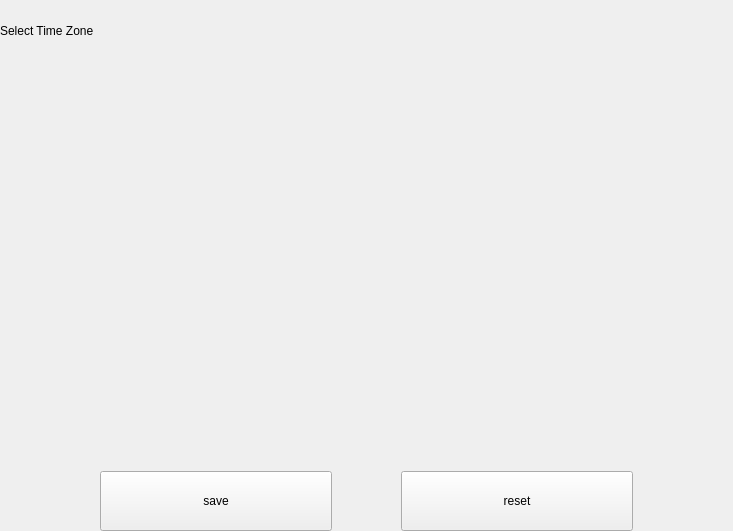
This is plugins/timedate/src/pages/timezone-settings/time-zone-settings.ui in openeuler-mirror/kiran-control-panel as Qt 5 draws it before an edit. The edited form follows.
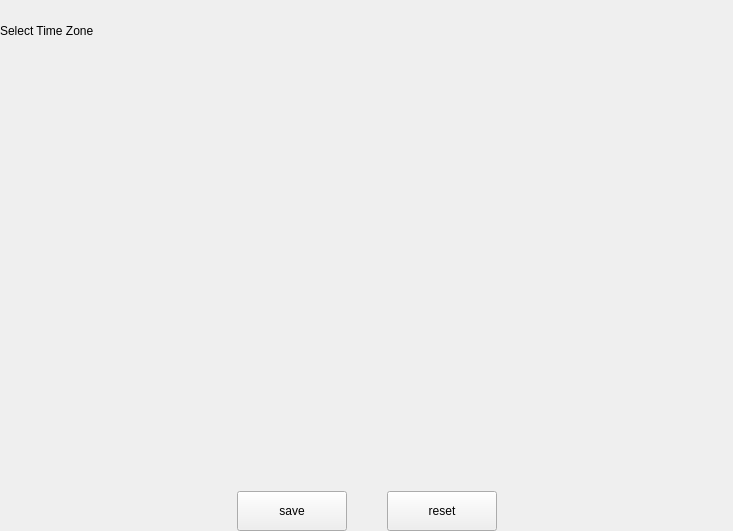
This is the edited form. Custom widgets are drawn as their Qt base class.

Patch:
```diff
--- a/plugins/timedate/src/pages/timezone-settings/time-zone-settings.ui
+++ b/plugins/timedate/src/pages/timezone-settings/time-zone-settings.ui
@@ -74,7 +74,7 @@
    <item>
     <layout class="QHBoxLayout" name="horizontalLayout" stretch="5,0,2,0,5">
      <property name="spacing">
-      <number>30</number>
+      <number>0</number>
      </property>
      <property name="topMargin">
       <number>24</number>
@@ -102,14 +102,14 @@
        </property>
        <property name="minimumSize">
         <size>
-         <width>232</width>
-         <height>60</height>
+         <width>110</width>
+         <height>40</height>
         </size>
        </property>
        <property name="maximumSize">
         <size>
-         <width>232</width>
-         <height>60</height>
+         <width>110</width>
+         <height>40</height>
         </size>
        </property>
        <property name="text">
@@ -122,6 +122,9 @@
        <property name="orientation">
         <enum>Qt::Horizontal</enum>
        </property>
+       <property name="sizeType">
+        <enum>QSizePolicy::Fixed</enum>
+       </property>
        <property name="sizeHint" stdset="0">
         <size>
          <width>40</width>
@@ -140,14 +143,14 @@
        </property>
        <property name="minimumSize">
         <size>
-         <width>232</width>
-         <height>60</height>
+         <width>110</width>
+         <height>40</height>
         </size>
        </property>
        <property name="maximumSize">
         <size>
-         <width>232</width>
-         <height>60</height>
+         <width>110</width>
+         <height>40</height>
         </size>
        </property>
        <property name="text">
```
